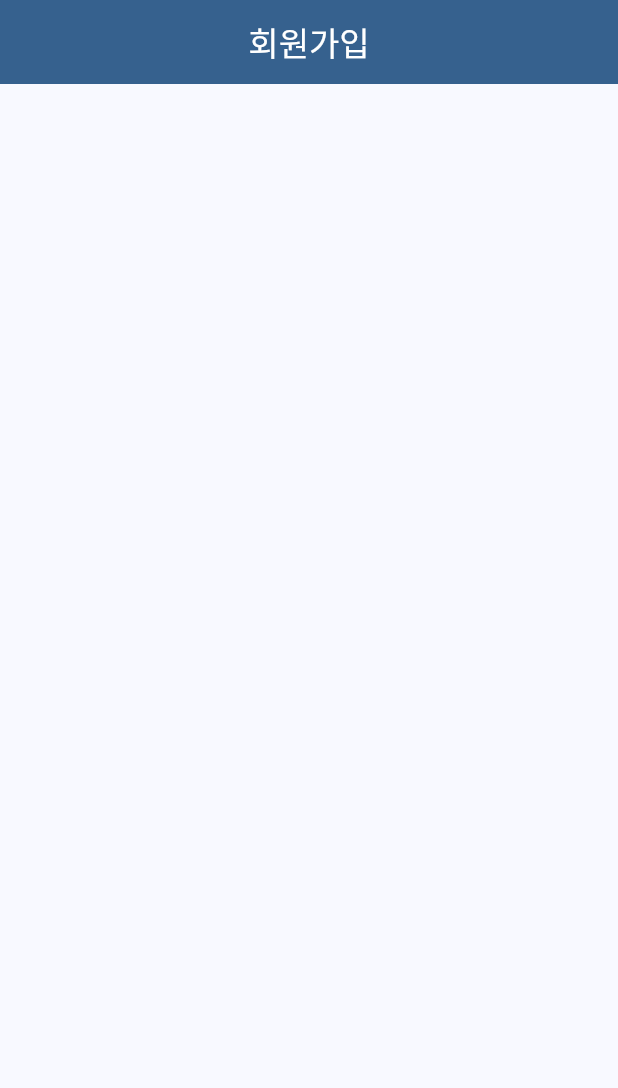
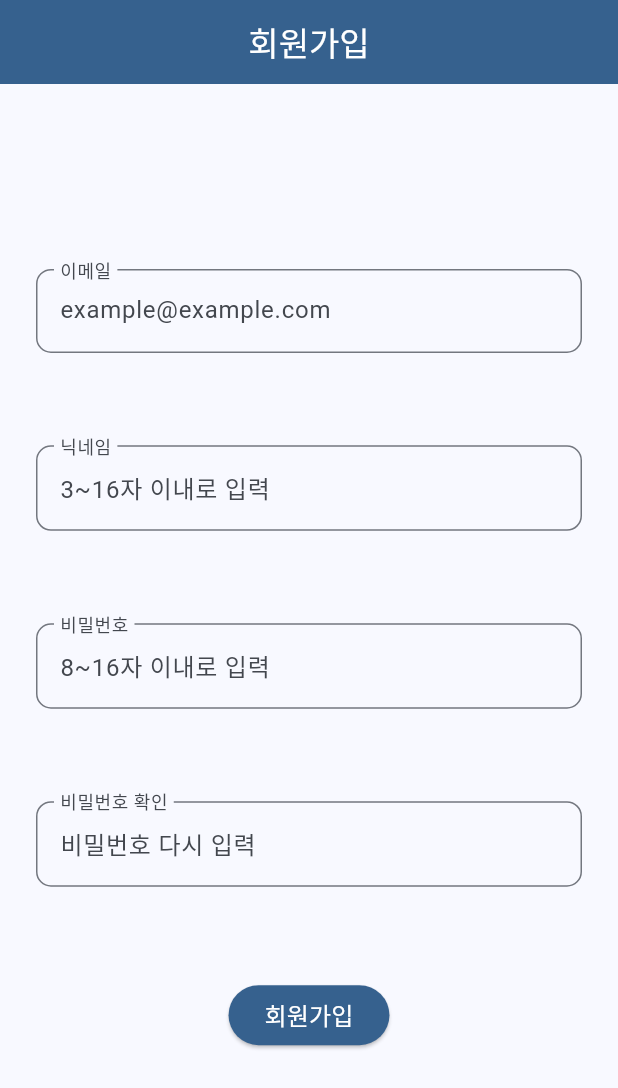
Before and after one commit to youngungyun/flutter, a Flutter app: the SignupPage screen opened by its route, on a phone screen of 412 x 824 dp. Shown: the top 1088 px of the screen. Run offline on Flutter 3.47's test engine with Material 3 defaults, Android fonts, the phone set to English and light mode, and no system bars; our stand-ins replace email_validator, flutter_dotenv, flutter_secure_storage, go_router, logger, supabase and 1 more; accounts and stored records are empty.

Commit message:
회원가입 기능 구현

```diff
--- /dev/null
+++ b/lib/exceptions/registered_email_exception.dart
@@ -0,0 +1,8 @@
+class RegisteredEmailException implements Exception {
+  final String message;
+
+  RegisteredEmailException(this.message);
+
+  @override
+  String toString() => message;
+}
--- /dev/null
+++ b/lib/models/auth/signup_request.dart
@@ -0,0 +1,11 @@
+class SignupRequest {
+  final String email;
+  final String nickname;
+  final String password;
+
+  SignupRequest({
+    required this.email,
+    required this.nickname,
+    required this.password,
+  });
+}
--- a/lib/pages/auth/signup_page.dart
+++ b/lib/pages/auth/signup_page.dart
@@ -1,16 +1,18 @@
 import 'package:flutter/material.dart';
+import 'package:rebook/widgets/auth/signup_form.dart';
 import 'package:rebook/widgets/common/cusom_app_bar.dart';
 
-class SignupPage extends StatefulWidget {
+class SignupPage extends StatelessWidget {
   const SignupPage({super.key});
 
   @override
-  State<SignupPage> createState() => _SignupPageState();
-}
-
-class _SignupPageState extends State<SignupPage> {
-  @override
   Widget build(BuildContext context) {
-    return Scaffold(appBar: CustomAppBar(title: "회원가입"));
+    return Scaffold(
+      appBar: CustomAppBar(title: "회원가입"),
+      body: Padding(
+        padding: const EdgeInsets.symmetric(horizontal: 24.0),
+        child: SignupForm(),
+      ),
+    );
   }
 }
--- a/lib/router/app_router.dart
+++ b/lib/router/app_router.dart
@@ -10,7 +10,7 @@ class AppRouter {
     routes: [
       GoRoute(path: "/", builder: (_, __) => const MainPage()),
       GoRoute(path: "/login", builder: (_, __) => const LoginPage()),
-      GoRoute(path: "/signup", builder: (_, __) => const SignupPage()),
+      GoRoute(path: "/signup", builder: (_, __) => SignupPage()),
       GoRoute(path: "/book/search", builder: (_, __) => const BookSearchPage()),
     ],
   );
--- /dev/null
+++ b/lib/widgets/auth/signup_form.dart
@@ -0,0 +1,278 @@
+import 'package:email_validator/email_validator.dart';
+import 'package:flutter/material.dart';
+import 'package:go_router/go_router.dart';
+import 'package:rebook/exceptions/registered_email_exception.dart';
+import 'package:rebook/models/auth/signup_request.dart';
+import 'package:rebook/services/auth_service.dart';
+import 'package:supabase_flutter/supabase_flutter.dart';
+
+class SignupForm extends StatefulWidget {
+  final AuthService authService = AuthService.instance;
+  final _formKey = GlobalKey<FormState>();
+
+  SignupForm({super.key});
+
+  @override
+  State<StatefulWidget> createState() => _SignupFormState();
+}
+
+class _SignupFormState extends State<SignupForm> {
+  final passwordController = TextEditingController();
+  late final AuthService _authService;
+  late final GlobalKey<FormState> _formKey;
+  String _email = '';
+  String _nickname = '';
+  String _password = '';
+  bool _isLoading = false;
+
+  @override
+  void initState() {
+    super.initState();
+    _authService = widget.authService;
+    _formKey = widget._formKey;
+  }
+
+  String? validateEmail(String? value) {
+    if (value == null || value.isEmpty) {
+      return "이메일을 입력하세요.";
+    }
+    if (!EmailValidator.validate(value)) {
+      return "올바른 이메일 양식이 아닙니다.";
+    }
+    return null;
+  }
+
+  String? validateNickname(String? value) {
+    if (value == null || value.isEmpty) {
+      return "닉네임을 입력하세요.";
+    }
+    if (value.length < 3) {
+      return "닉네임이 너무 짧습니다.";
+    }
+    if (value.length > 16) {
+      return "닉네임이 너무 깁니다.";
+    }
+    return null;
+  }
+
+  String? validatePassword(String? value) {
+    if (value == null || value.isEmpty) {
+      return "비밀번호를 입력하세요.";
+    }
+    if (value.length < 8) {
+      return "비밀번호가 너무 짧습니다.";
+    }
+    if (value.length > 16) {
+      return "비밀번호가 너무 깁니다.";
+    }
+    return null;
+  }
+
+  String? validateRepeatPassword(String? value) {
+    if (value != passwordController.text) {
+      return "비밀번호가 일치하지 않습니다.";
+    }
+    return null;
+  }
+
+  void _showErrorSnackbar(String message) {
+    ScaffoldMessenger.of(context).showSnackBar(
+      SnackBar(
+        content: Text(
+          message,
+          style: TextStyle(color: Theme.of(context).colorScheme.onError),
+        ),
+        backgroundColor: Theme.of(context).colorScheme.error,
+        duration: const Duration(seconds: 2),
+      ),
+    );
+  }
+
+  void _showSuccessSnakbar(String message) {
+    ScaffoldMessenger.of(context).showSnackBar(
+      SnackBar(
+        content: Text(
+          message,
+          style: TextStyle(color: Theme.of(context).colorScheme.onPrimary),
+        ),
+        backgroundColor: Theme.of(context).colorScheme.primary,
+        duration: const Duration(seconds: 2),
+      ),
+    );
+  }
+
+  Future<void> submit() async {
+    setState(() {
+      _isLoading = true;
+    });
+
+    if (!_formKey.currentState!.validate()) {
+      setState(() {
+        _isLoading = false;
+      });
+      return;
+    }
+    _formKey.currentState!.save();
+
+    try {
+      final isAvailable = await _authService.isNicknameAvailable(_nickname);
+      if (!isAvailable) {
+        _showErrorSnackbar("이미 존재하는 닉네임입니다.");
+        setState(() {
+          _isLoading = false;
+        });
+        return;
+      }
+    } on Exception {
+      setState(() {
+        _isLoading = false;
+      });
+      _showErrorSnackbar("예외 발생. 다시 시도해주세요.");
+    }
+
+    final SignupRequest request = SignupRequest(
+      email: _email,
+      nickname: _nickname,
+      password: _password,
+    );
+    try {
+      await _authService.signup(request);
+      if (!mounted) {
+        setState(() {
+          _isLoading = false;
+        });
+        return;
+      }
+      context.pop(true);
+      _showSuccessSnakbar("회원가입이 완료되었습니다.");
+    } on RegisteredEmailException {
+      _showErrorSnackbar("이미 존재하는 이메일입니다.");
+    } on AuthApiException {
+      _showErrorSnackbar("예외가 발생했습니다. 다시 시도해 주세요.");
+    } finally {
+      setState(() {
+        _isLoading = false;
+      });
+    }
+  }
+
+  @override
+  Widget build(BuildContext context) {
+    final Color onSurface = Theme.of(context).colorScheme.onSurface;
+    final TextStyle errorStyle = TextStyle(
+      color: Theme.of(context).colorScheme.error,
+    );
+
+    return Form(
+      key: _formKey,
+      child: Column(
+        mainAxisAlignment: MainAxisAlignment.center,
+        crossAxisAlignment: CrossAxisAlignment.center,
+        children: [
+          Spacer(flex: 2),
+          TextFormField(
+            style: TextStyle(color: onSurface),
+            decoration: InputDecoration(
+              labelText: '이메일',
+              border: OutlineInputBorder(
+                borderRadius: BorderRadius.circular(10.0),
+              ),
+              hintText: "example@example.com",
+              floatingLabelBehavior: FloatingLabelBehavior.always,
+              errorStyle: errorStyle,
+            ),
+            keyboardType: TextInputType.emailAddress,
+            validator: validateEmail,
+            textInputAction: TextInputAction.next,
+            onSaved: (value) {
+              _email = value ?? '';
+            },
+          ),
+          Spacer(flex: 1),
+
+          TextFormField(
+            style: TextStyle(color: onSurface),
+            decoration: InputDecoration(
+              labelText: '닉네임',
+              border: OutlineInputBorder(
+                borderRadius: BorderRadius.circular(10.0),
+              ),
+              hintText: "3~16자 이내로 입력",
+              floatingLabelBehavior: FloatingLabelBehavior.always,
+              errorStyle: errorStyle,
+            ),
+            keyboardType: TextInputType.text,
+            validator: validateNickname,
+            textInputAction: TextInputAction.next,
+            onSaved: (value) {
+              _nickname = value ?? '';
+            },
+          ),
+          Spacer(flex: 1),
+
+          TextFormField(
+            controller: passwordController,
+            style: TextStyle(color: onSurface),
+            decoration: InputDecoration(
+              labelText: '비밀번호',
+              border: OutlineInputBorder(
+                borderRadius: BorderRadius.circular(10.0),
+              ),
+              hintText: "8~16자 이내로 입력",
+              floatingLabelBehavior: FloatingLabelBehavior.always,
+              errorStyle: errorStyle,
+            ),
+            keyboardType: TextInputType.text,
+            obscureText: true,
+            validator: validatePassword,
+            textInputAction: TextInputAction.next,
+            onSaved: (value) {
+              _password = value ?? '';
+            },
+          ),
+          Spacer(flex: 1),
+
+          TextFormField(
+            style: TextStyle(color: onSurface),
+            decoration: InputDecoration(
+              labelText: '비밀번호 확인',
+              border: OutlineInputBorder(
+                borderRadius: BorderRadius.circular(10.0),
+              ),
+              hintText: "비밀번호 다시 입력",
+              floatingLabelBehavior: FloatingLabelBehavior.always,
+              errorStyle: errorStyle,
+            ),
+            keyboardType: TextInputType.text,
+            obscureText: true,
+            validator: validateRepeatPassword,
+            textInputAction: TextInputAction.next,
+          ),
+          Spacer(flex: 1),
+
+          ElevatedButton(
+            onPressed: _isLoading ? null : submit,
+            style: ElevatedButton.styleFrom(
+              backgroundColor: Theme.of(context).colorScheme.primary,
+            ),
+            child: _isLoading
+                ? CircularProgressIndicator(
+                    strokeWidth: 2,
+                    valueColor: AlwaysStoppedAnimation<Color>(
+                      Theme.of(context).colorScheme.onPrimary,
+                    ),
+                  )
+                : Text(
+                    "회원가입",
+                    style: TextStyle(
+                      color: Theme.of(context).colorScheme.onPrimary,
+                      fontSize: 16,
+                    ),
+                  ),
+          ),
+          Spacer(flex: 2),
+        ],
+      ),
+    );
+  }
+}
```
Also changed, not shown: lib/services/auth_service.dart (added, +63 -0 lines).
